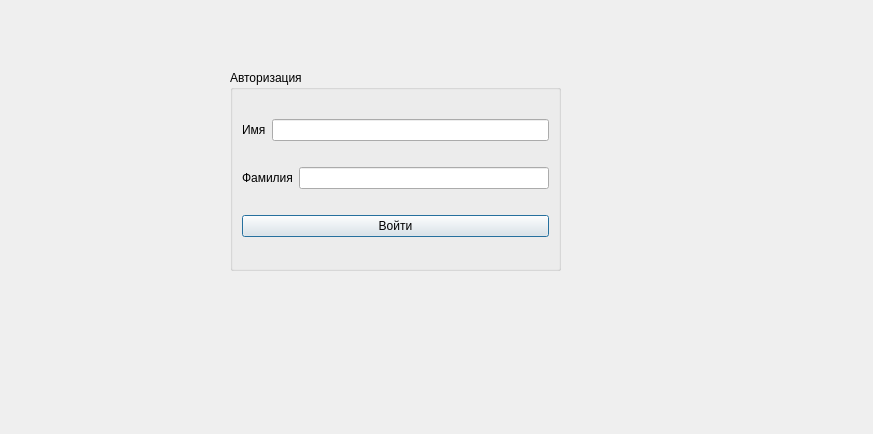
Doveri/komsomols_work, file Interface/registration.ui: the form before one commit.
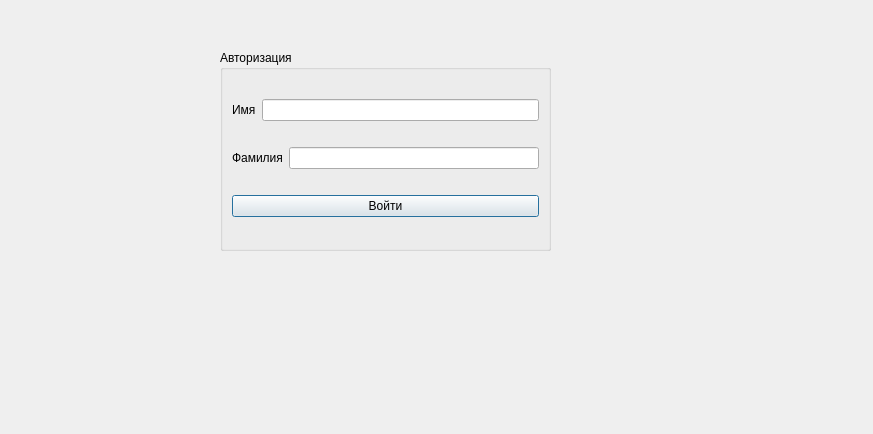
The form after the commit.

Diff of the .ui file:
```diff
--- a/Interface/registration.ui
+++ b/Interface/registration.ui
@@ -16,8 +16,8 @@
   <widget class="QGroupBox" name="groupBox">
    <property name="geometry">
     <rect>
-     <x>230</x>
-     <y>70</y>
+     <x>220</x>
+     <y>50</y>
      <width>331</width>
      <height>201</height>
     </rect>
```
